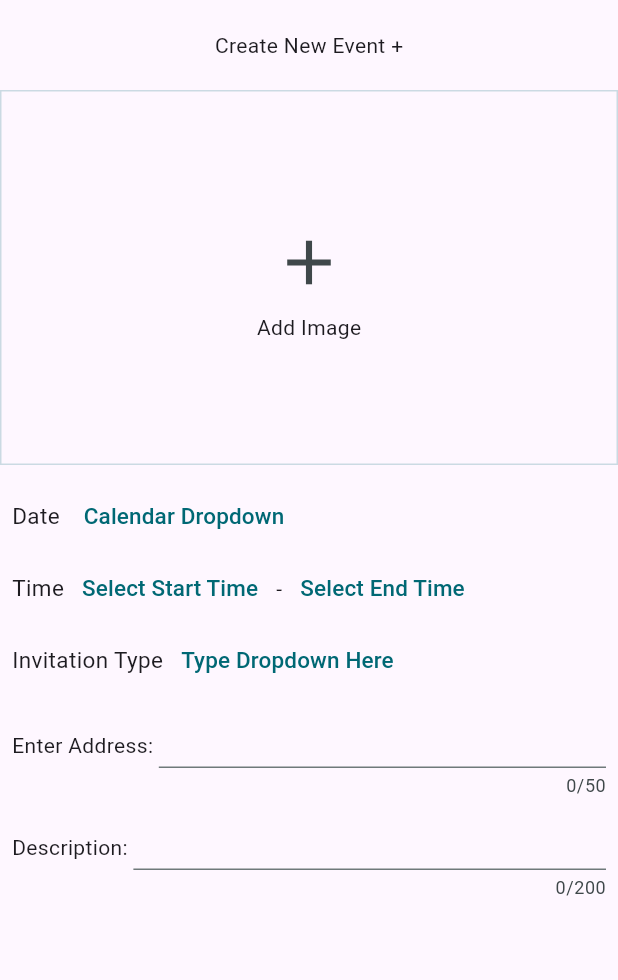
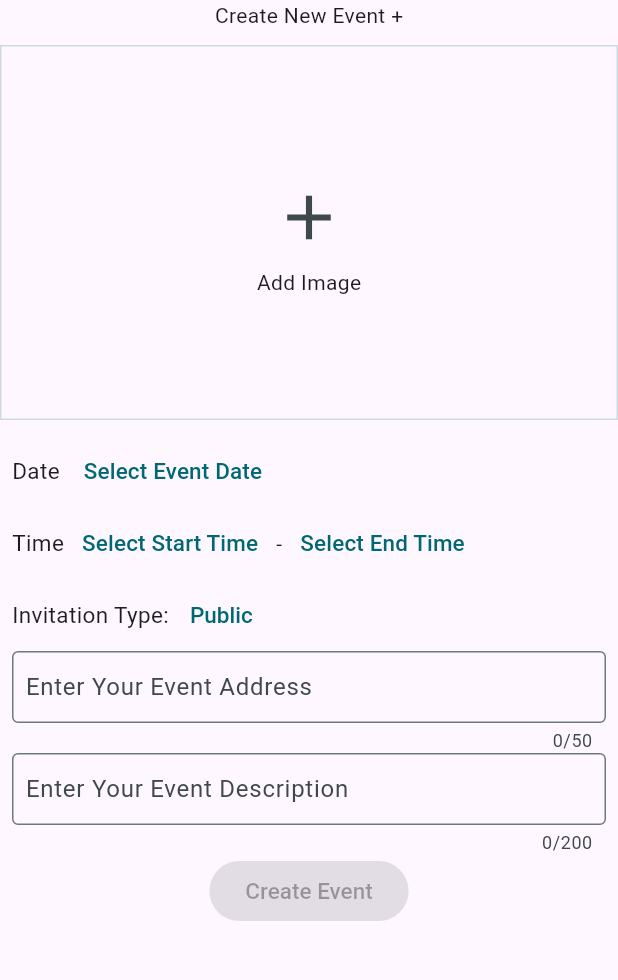
Before and after one commit to DanielDragan4/nomo_app, a Flutter app: the NewEventScreen screen opened directly, on a phone screen of 412 x 824 dp, the part 84-1064 px from its top. Run offline on Flutter 3.47's test engine with Material 3 defaults, Android fonts, the phone set to English and light mode, and no system bars; our stand-ins replace firebase_auth, firebase_core, google_maps_flutter, image_picker, location; accounts and stored records are empty.

Commit message:
event creation updated

```diff
--- a/lib/data/fyp_data.dart
+++ b/lib/data/fyp_data.dart
@@ -14,9 +14,8 @@ final fypEvents = [
       comments: ['test comment'],
       orgainizer: 'test',
       attending: false,
-    host: false
-  ),
-
+      host: false,
+      type: 'Selective'),
   Event(
       id: '01',
       image: 'assets/images/BumBumBBQ.png',
@@ -28,8 +27,8 @@ final fypEvents = [
       comments: ['we go jim'],
       orgainizer: 'BumBum',
       attending: true,
-    host: false
-  ),
+      host: false,
+      type: 'Public'),
   Event(
       id: '02',
       image: 'assets/images/squat.jpg',
@@ -41,8 +40,8 @@ final fypEvents = [
       comments: ['we go jim'],
       orgainizer: 'ThiccCum',
       attending: false,
-    host: false
-  ),
+      host: false,
+      type: 'Public'),
   Event(
       id: '03',
       image: 'assets/images/keyboard.jpg',
@@ -54,6 +53,6 @@ final fypEvents = [
       comments: ['I love nice click and clacks. Ears go burr'],
       orgainizer: 'Dan',
       attending: false,
-    host: true
-  ),
+      host: true,
+      type: 'Public'),
 ];
--- a/lib/models/events_model.dart
+++ b/lib/models/events_model.dart
@@ -13,6 +13,7 @@ class Event {
     required this.orgainizer,
     required this.attending,
     required this.host,
+    required this.type,
   });
 
   final String id;
@@ -26,4 +27,5 @@ class Event {
   final String orgainizer;
   final bool attending;
   final bool host;
+  final String type;
 }
--- a/lib/screens/new_event_screen.dart
+++ b/lib/screens/new_event_screen.dart
@@ -1,10 +1,13 @@
-import 'package:flutter/cupertino.dart';
 import 'package:flutter/material.dart';
+import 'package:flutter/widgets.dart';
 import 'package:nomo/widgets/app_bar.dart';
 import 'package:nomo/widgets/pick_image.dart';
 import 'dart:io';
 import 'package:nomo/widgets/pick_location.dart';
 import 'package:nomo/models/place.dart';
+import 'package:intl/intl.dart';
+
+const List<String> list = <String>['Public', 'Private', 'Selective'];
 
 class NewEventScreen extends StatefulWidget {
   const NewEventScreen({super.key});
@@ -14,26 +17,39 @@ class NewEventScreen extends StatefulWidget {
 }
 
 class _NewEventScreenState extends State<NewEventScreen> {
-  TimeOfDay? _selectedStartTime; // Store start time
+  TimeOfDay? _selectedStartTime;
+  bool stime = false;
   TimeOfDay? _selectedEndTime;
+  bool etime = false;
+  DateTime? _selectedDate;
+  bool date = false;
+  String? _formattedDate;
   PlaceLocation? _selectedLocation;
   File? _selectedImage;
-  String dropdownValue = "";
+  String dropDownValue = list.first;
+  bool enableButton = false;
+  String? message;
 
   Future<void> _selectTime(BuildContext context, bool isStartTime) async {
     final ThemeData theme = Theme.of(context);
     final TimeOfDay? picked = await showTimePicker(
+      initialEntryMode: TimePickerEntryMode.dial,
       context: context,
       initialTime: isStartTime
           ? _selectedStartTime ?? TimeOfDay.now()
           : _selectedEndTime ?? TimeOfDay.now(),
     );
     if (picked != null) {
+      if (isStartTime) stime = true;
+      if (!isStartTime) etime = true;
+      _enableButton();
       setState(() {
         if (isStartTime) {
           _selectedStartTime = picked;
+          stime = true;
         } else {
           _selectedEndTime = picked;
+          etime = true;
         }
       });
     }
@@ -46,8 +62,38 @@ class _NewEventScreenState extends State<NewEventScreen> {
       firstDate: DateTime(2015, 8),
       lastDate: DateTime(2101),
     );
-    if (picked != null) print({picked.toString()});
+    if (picked != null) {
+      date = true;
+      _enableButton();
+      setState(() {
+        _selectedDate = picked;
+        _formattedDate = DateFormat.yMd().format(_selectedDate!);
+        date = true;
+      });
     }
+  }
+
+  void _enableButton() {
+    if (stime != false &&
+        etime != false &&
+        date != false &&
+        _selectedImage != null) {
+      setState(() {
+        enableButton = true;
+      });
+    }
+  }
+
+// else {
+//       if (_selectedImage == null) message = "Select an image for your event";
+//       if (_formattedDate == null) message = "Select a date for your event";
+//       if (_selectedStartTime == null)
+//         message = "Select a start time for your event";
+//       if (_selectedEndTime == null)
+//         message = "Select an end time for your event";
+//       if (_selectedLocation == null)
+//         message = "Select a location for your event";
+//     }
 
   @override
   Widget build(BuildContext context) {
@@ -56,11 +102,10 @@ class _NewEventScreenState extends State<NewEventScreen> {
       body: SingleChildScrollView(
         child: Column(
           children: [
-            const SizedBox(height: 20),
             const Center(
               child: Text("Create New Event +"),
             ),
-            const SizedBox(height: 20),
+            const SizedBox(height: 10),
             ImageInput(
               onPickImage: (image) {
                 _selectedImage = image;
@@ -77,8 +122,8 @@ class _NewEventScreenState extends State<NewEventScreen> {
                   ),
                   TextButton(
                     onPressed: () => _selectDate(context),
-                    child: const Text(
-                      "Calendar Dropdown",
+                    child: Text(
+                      _formattedDate ?? "Select Event Date",
                       style: TextStyle(fontSize: 15),
                     ),
                   ),
@@ -120,62 +165,107 @@ class _NewEventScreenState extends State<NewEventScreen> {
               child: Row(
                 children: [
                   const Text(
-                    "Invitation Type",
+                    "Invitation Type: ",
                     style: TextStyle(fontSize: 15),
                   ),
-                  TextButton(
-                    onPressed: () {},
-                    child: const Text(
-                      "Type Dropdown Here",
-                      style: TextStyle(fontSize: 15),
+                  const SizedBox(width: 10),
+                  DropdownButtonHideUnderline(
+                    child: DropdownButton<String>(
+                      value: dropDownValue,
+                      elevation: 16,
+                      icon: SizedBox.shrink(),
+                      style: TextStyle(
+                          color: Theme.of(context).colorScheme.primary,
+                          fontSize: 15,
+                          fontWeight: FontWeight.w500),
+                      onChanged: (String? value) {
+                        // This is called when the user selects an item.
+                        setState(() {
+                          dropDownValue = value!;
+                        });
+                      },
+                      items: list.map<DropdownMenuItem<String>>((String value) {
+                        return DropdownMenuItem<String>(
+                          value: value,
+                          child: Text(value),
+                        );
+                      }).toList(),
                     ),
                   ),
                 ],
               ),
             ),
             const Padding(
-                padding: const EdgeInsets.symmetric(horizontal: 8.0),
-                child: Row(
-                  crossAxisAlignment: CrossAxisAlignment.baseline, // <--
-                  textBaseline: TextBaseline.alphabetic,
-                  children: [
-                    Text('Enter Address: '),
-                    Expanded(
+              padding: EdgeInsets.symmetric(horizontal: 8.0),
+              child: Expanded(
                 child: TextField(
+                  decoration: InputDecoration(
+                    border: OutlineInputBorder(),
+                    labelText: "Enter Your Event Address",
+                    contentPadding: EdgeInsets.all(5),
+                  ),
                   keyboardType: TextInputType.multiline,
+                  textInputAction: TextInputAction.done,
                   maxLines: null,
                   textAlign: TextAlign.start,
-                        textAlignVertical: TextAlignVertical.bottom,
                   textCapitalization: TextCapitalization.sentences,
                   maxLength: 50,
                 ),
               ),
-                  ],
-                )
+            ),
             // child: LocationInput(
             //   onSelectedLocation: (location) {
             //     _selectedLocation = location;
             //   },
             // ),
-                ),
+
             const Padding(
               padding: const EdgeInsets.symmetric(horizontal: 8.0),
-              child: Row(
-                crossAxisAlignment: CrossAxisAlignment.baseline, // <--
-                textBaseline: TextBaseline.alphabetic,
-                children: [
-                  Text('Description: '),
-                  Expanded(
+              child: Expanded(
                 child: TextField(
+                  decoration: InputDecoration(
+                    border: OutlineInputBorder(),
+                    labelText: "Enter Your Event Description",
+                    contentPadding: EdgeInsets.all(5),
+                  ),
                   keyboardType: TextInputType.multiline,
+                  textInputAction: TextInputAction.done,
                   maxLines: null,
                   textAlign: TextAlign.start,
-                      textAlignVertical: TextAlignVertical.bottom,
                   textCapitalization: TextCapitalization.sentences,
                   maxLength: 200,
                 ),
               ),
-                ],
+            ),
+            InkWell(
+              onTap: () {
+                if (_selectedImage == null) {
+                  const snackbar =
+                      SnackBar(content: Text('Select an image for your event'));
+                  ScaffoldMessenger.of(context).showSnackBar(snackbar);
+                } else if (date == false) {
+                  const snackbar =
+                      SnackBar(content: Text('Select a date for your event'));
+                  ScaffoldMessenger.of(context).showSnackBar(snackbar);
+                } else if (stime == false) {
+                  const snackbar = SnackBar(
+                      content: Text('Select a start time for your event'));
+                  ScaffoldMessenger.of(context).showSnackBar(snackbar);
+                } else if (etime == false) {
+                  const snackbar = SnackBar(
+                      content: Text('Select a end time for your event'));
+                  ScaffoldMessenger.of(context).showSnackBar(snackbar);
+                }
+              },
+              child: ElevatedButton(
+                style: ElevatedButton.styleFrom(
+                  textStyle: TextStyle(
+                      color: Theme.of(context).colorScheme.primary,
+                      fontSize: 15,
+                      fontWeight: FontWeight.w500),
+                ),
+                onPressed: enableButton ? () {} : null,
+                child: const Text('Create Event'),
               ),
             ),
           ],
--- a/pubspec.yaml
+++ b/pubspec.yaml
@@ -41,7 +41,6 @@ dependencies:
   table_calendar: ^3.0.9
   image_picker: ^1.0.5
   scrollable_clean_calendar: ^1.4.1
-  syncfusion_flutter_calendar: ^23.2.4
   google_maps_flutter: ^2.5.3
   location: ^5.0.3
 
```
Also changed, not shown: lib/data/dummy_data.dart (+6 -3 lines), lib/screens/calendar/calendar_screen.dart (+5 -7 lines), pubspec.lock. Lines whose indentation alone changed are shown as unchanged.
